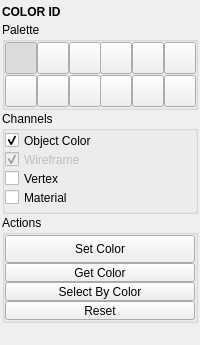
This is blendertk/display_utils/color_id.ui in m3trik/blendertk as Qt 5 draws it before an edit. The edited form follows.
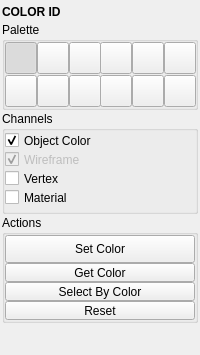
This is the edited form. Custom widgets are drawn as their Qt base class.

The edit to the form file:
```diff
--- a/blendertk/display_utils/color_id.ui
+++ b/blendertk/display_utils/color_id.ui
@@ -742,6 +742,9 @@
         <property name="orientation">
          <enum>Qt::Vertical</enum>
         </property>
+        <property name="sizeType">
+         <enum>QSizePolicy::Fixed</enum>
+        </property>
         <property name="sizeHint" stdset="0">
          <size>
           <width>0</width>
```
Left out of the diff: 18 changed lines with no effect on the pictures.
